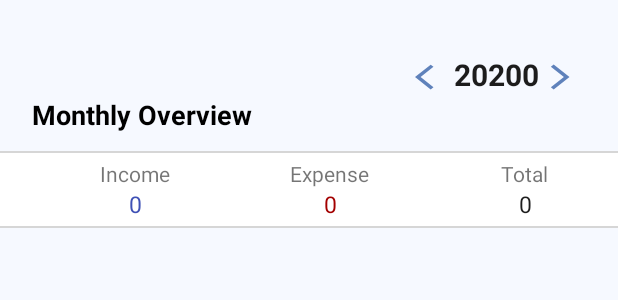
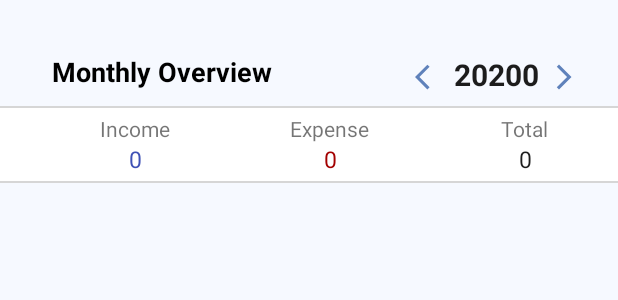
Before and after one commit to zakirhusain-3802/Expense_Tracker, an Android app: the layout fragment_month.xml on its own in the app's theme, with its tools: preview values and no code run, on a phone screen of 412 x 824 dp. Shown: the top 300 px of the screen. Run offline under Robolectric (Android 15) with nearby library versions, the phone set to English and light mode, and no system bars.

Commit message:
Fixed Ui bugs

```diff
--- a/app/src/main/res/layout/fragment_month.xml
+++ b/app/src/main/res/layout/fragment_month.xml
@@ -12,9 +12,6 @@
         android:id="@+id/month_recycle"
         android:layout_width="match_parent"
         android:layout_height="wrap_content"
-        android:paddingLeft="10dp"
-        android:paddingTop="0dp"
-        android:paddingRight="10dp"
         android:paddingBottom="145dp"
         app:layout_constraintEnd_toEndOf="parent"
         app:layout_constraintTop_toBottomOf="@+id/frameLayout4" />
@@ -35,7 +32,7 @@
 
         <Button
             android:id="@+id/arr_back"
-            android:layout_width="25dp"
+            android:layout_width="20dp"
             android:layout_height="20dp"
             android:layout_gravity="left"
             android:layout_marginTop="5dp"
@@ -53,7 +50,7 @@
 
         <Button
             android:id="@+id/arr_up"
-            android:layout_width="25dp"
+            android:layout_width="20dp"
             android:layout_height="20dp"
             android:layout_gravity="right"
             android:layout_marginTop="5dp"
@@ -64,7 +61,7 @@
         android:id="@+id/frameLayout4"
         android:layout_width="match_parent"
         android:layout_height="wrap_content"
-        android:layout_marginTop="32dp"
+        android:layout_marginTop="2dp"
         android:background="@color/white"
         app:layout_constraintTop_toBottomOf="@+id/linearLayout"
         tools:layout_editor_absoluteX="203dp">
@@ -174,15 +171,17 @@
         android:id="@+id/textView13"
         android:layout_width="wrap_content"
         android:layout_height="wrap_content"
-        android:layout_marginStart="16dp"
+        android:layout_marginStart="4dp"
         android:padding="5dp"
         android:text="Monthly Overview"
         android:textColor="@color/black"
         android:textSize="18sp"
         android:textStyle="bold"
-        app:layout_constraintBottom_toTopOf="@+id/frameLayout4"
+        app:layout_constraintBottom_toBottomOf="parent"
+        app:layout_constraintEnd_toStartOf="@+id/linearLayout"
+        app:layout_constraintHorizontal_bias="0.23"
         app:layout_constraintStart_toStartOf="parent"
         app:layout_constraintTop_toTopOf="parent"
-        app:layout_constraintVertical_bias="0.9" />
+        app:layout_constraintVertical_bias="0.038" />
 
 </androidx.constraintlayout.widget.ConstraintLayout>
```
Also changed, not shown: app/src/main/res/layout/fragment_home.xml (+23 -22 lines).
